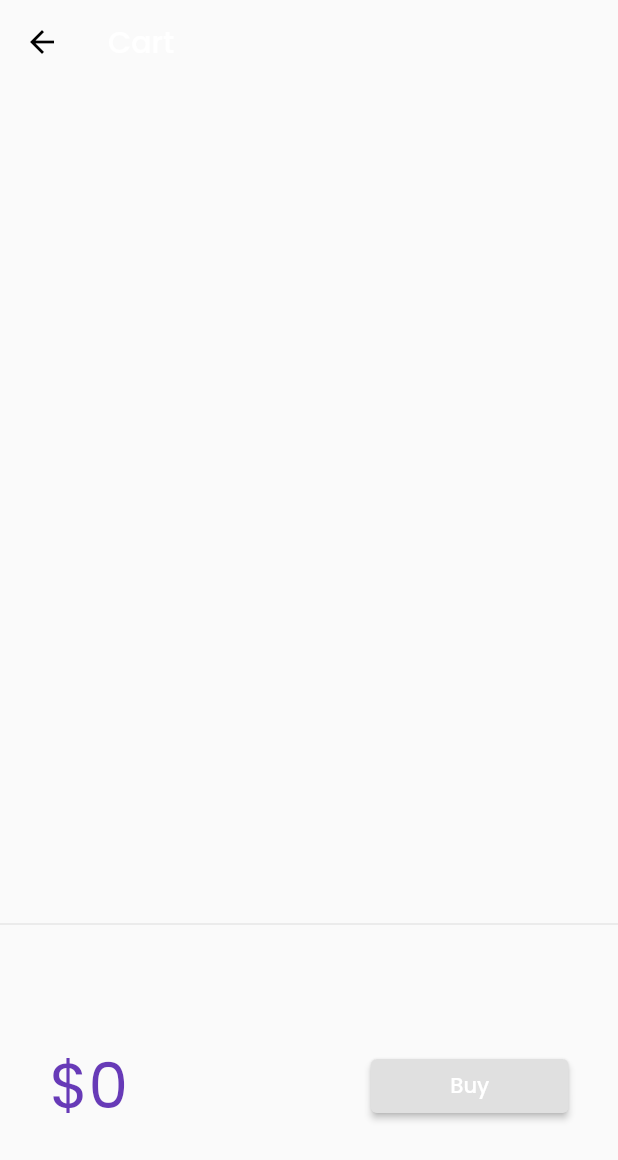
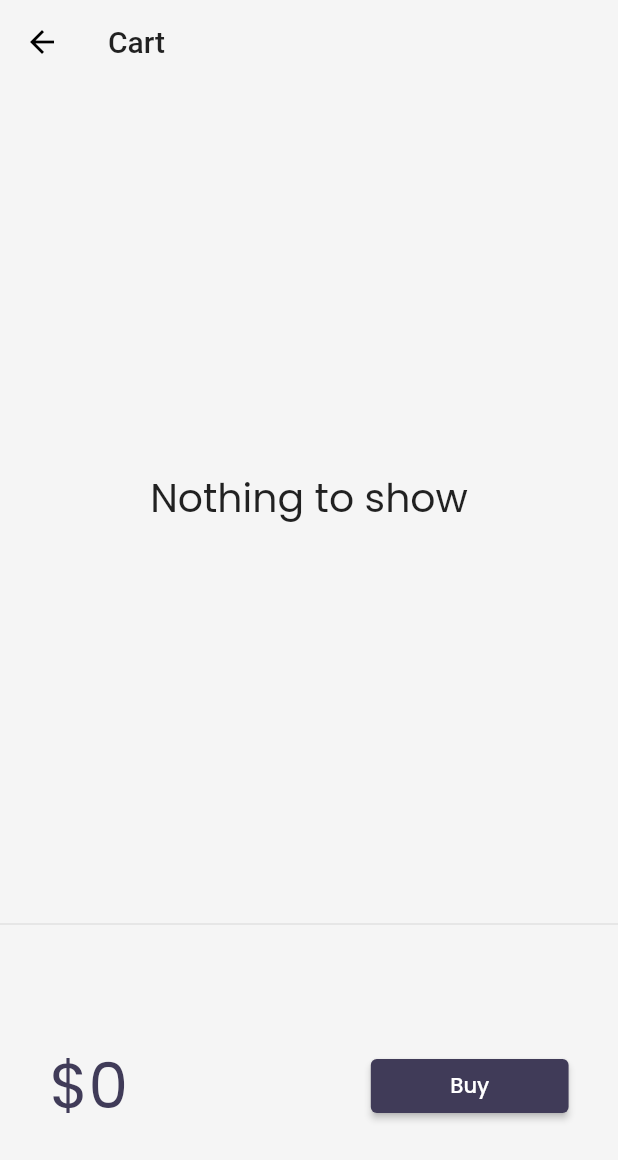
Before and after one commit to patilk2002/Flutter, a Flutter app: the CartPage screen opened by its route, on a phone screen of 412 x 824 dp. Shown: the top 1160 px of the screen. Run offline on Flutter 3.47's test engine with Material 2 defaults, Android fonts, the phone set to English and light mode, and no system bars; our stand-ins replace google_fonts, velocity_x; network calls fail.

Commit message:
Day23 completed dark mode

```diff
--- a/lib/pages/cart_page.dart
+++ b/lib/pages/cart_page.dart
@@ -64,13 +64,18 @@ class __CartListState extends State<_CartList> {
   final _cart = CartModel();
   @override
   Widget build(BuildContext context) {
-    return ListView.builder(
+    return _cart.items.isEmpty
+        ? "Nothing to show".text.xl3.makeCentered()
+        : ListView.builder(
             itemCount: _cart.items?.length,
             itemBuilder: (context, index) => ListTile(
               leading: Icon(Icons.done),
               trailing: IconButton(
                 icon: Icon(Icons.remove_circle_outline),
-          onPressed: () {},
+                onPressed: () {
+                  _cart.remove(_cart.items[index]);
+                  setState(() {});
+                },
               ),
               title: _cart.items[index].name.text.make(),
             ),
--- a/lib/pages/homepage.dart
+++ b/lib/pages/homepage.dart
@@ -43,7 +43,7 @@ class _HomePageState extends State<HomePage> {
   @override
   Widget build(BuildContext context) {
     return Scaffold(
-        backgroundColor: MyTheme.creamColor,
+        backgroundColor: context.canvasColor,
         floatingActionButton: FloatingActionButton(
           onPressed: () => Navigator.pushNamed(context, MyRoutes.cartRoute),
           backgroundColor: MyTheme.darkBluishColor,
--- a/lib/widgets/themes.dart
+++ b/lib/widgets/themes.dart
@@ -2,25 +2,43 @@ import 'package:flutter/material.dart';
 
 import 'package:flutter/material.dart';
 import 'package:google_fonts/google_fonts.dart';
+import 'package:velocity_x/velocity_x.dart';
 
 class MyTheme {
-  static ThemeData get lightTheme => ThemeData(
+  static ThemeData lightTheme(BuildContext context) => ThemeData(
       primarySwatch: Colors.deepPurple,
       fontFamily: GoogleFonts.poppins().fontFamily,
-      primaryTextTheme: GoogleFonts.latoTextTheme(),
+      cardColor: Colors.white,
+      canvasColor: creamColor,
+      buttonColor: darkBluishColor,
+      accentColor: darkBluishColor,
       appBarTheme: AppBarTheme(
         color: Colors.white,
         elevation: 0.0,
-        iconTheme: IconThemeData(
-          color: Colors.black,
-        ),
-        // textTheme: Theme.of(context).textTheme,
+        iconTheme: IconThemeData(color: Colors.black),
+        textTheme: Theme.of(context).textTheme,
       ));
 
   static ThemeData darkTheme(BuildContext context) => ThemeData(
-        brightness: Brightness.dark,
-      );
+      brightness: Brightness.dark,
+      fontFamily: GoogleFonts.poppins().fontFamily,
+      cardColor: Colors.black,
+      canvasColor: darkCreamColor,
+      buttonColor: lightBluishColor,
+      accentColor: Colors.white,
+      appBarTheme: AppBarTheme(
+        color: Colors.black,
+        elevation: 0.0,
+        iconTheme: IconThemeData(color: Colors.white),
+        textTheme: Theme.of(context).textTheme.copyWith(
+              headline6:
+                  context.textTheme.headline6?.copyWith(color: Colors.white),
+            ),
+      ));
 
+  //Colors
   static Color creamColor = Color(0xfff5f5f5);
+  static Color darkCreamColor = Vx.gray900;
   static Color darkBluishColor = Color(0xff403b58);
+  static Color lightBluishColor = Vx.indigo500;
 }
```
Also changed, not shown: lib/main.dart (+3 -5 lines), lib/widgets/home_widgets/add_to_cart.dart (added, +43 -0 lines), lib/widgets/home_widgets/catalog_list.dart (+3 -37 lines). Lines whose indentation alone changed are shown as unchanged.
